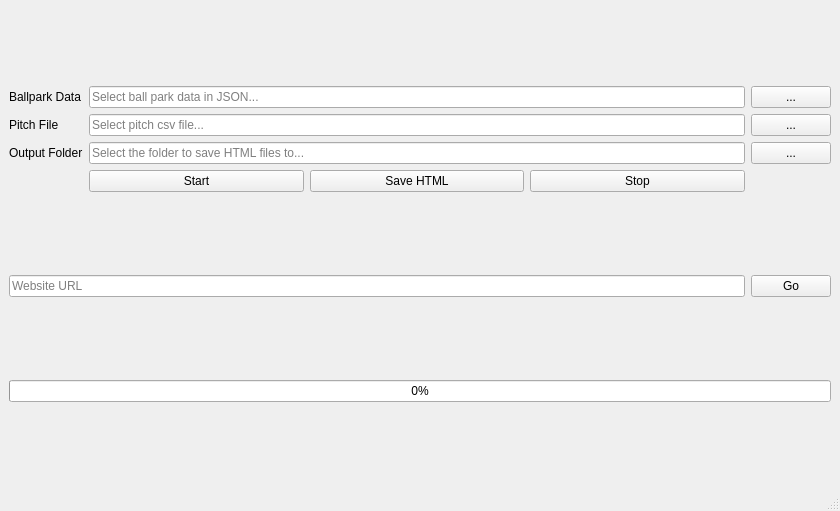
Above: WeatherScraperUI.ui from vulevu121/weatherscraper before the change. Below: the same form after it.
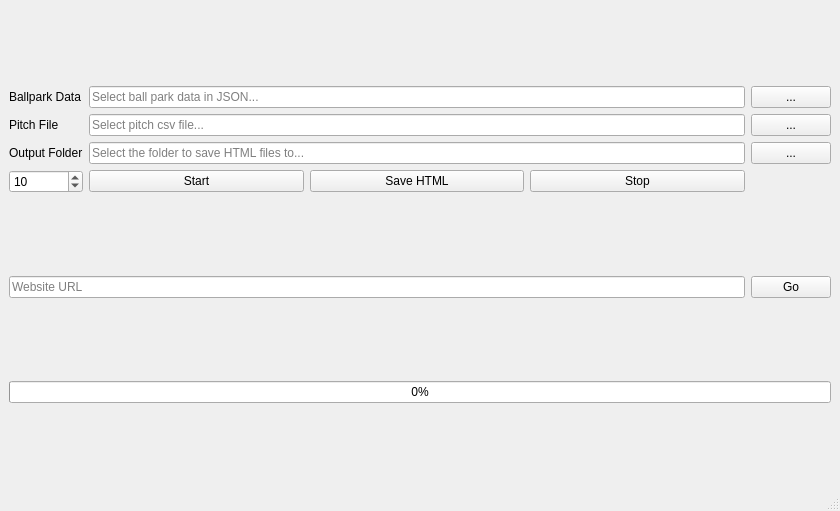
That is the form after the change.

Patch:
```diff
--- a/WeatherScraperUI.ui
+++ b/WeatherScraperUI.ui
@@ -111,6 +111,13 @@
         </property>
        </widget>
       </item>
+      <item row="3" column="0">
+       <widget class="QSpinBox" name="timerSpinBox">
+        <property name="value">
+         <number>10</number>
+        </property>
+       </widget>
+      </item>
      </layout>
     </item>
     <item>
```
Left out of the diff: 6 changed lines with no effect on the pictures.
